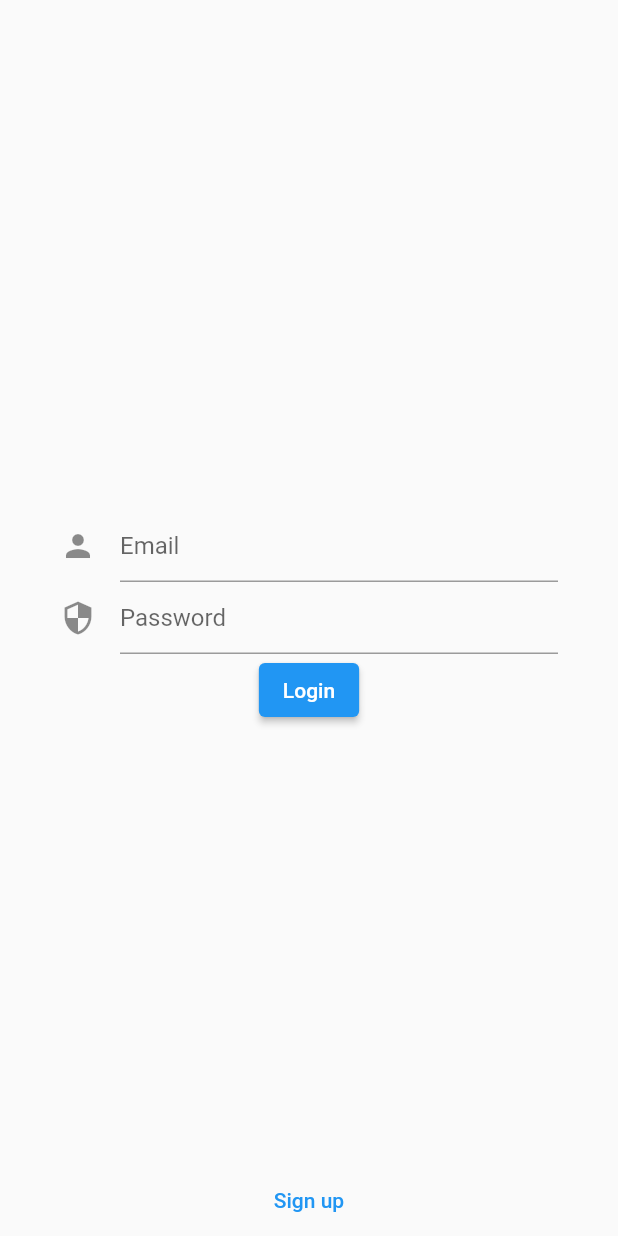
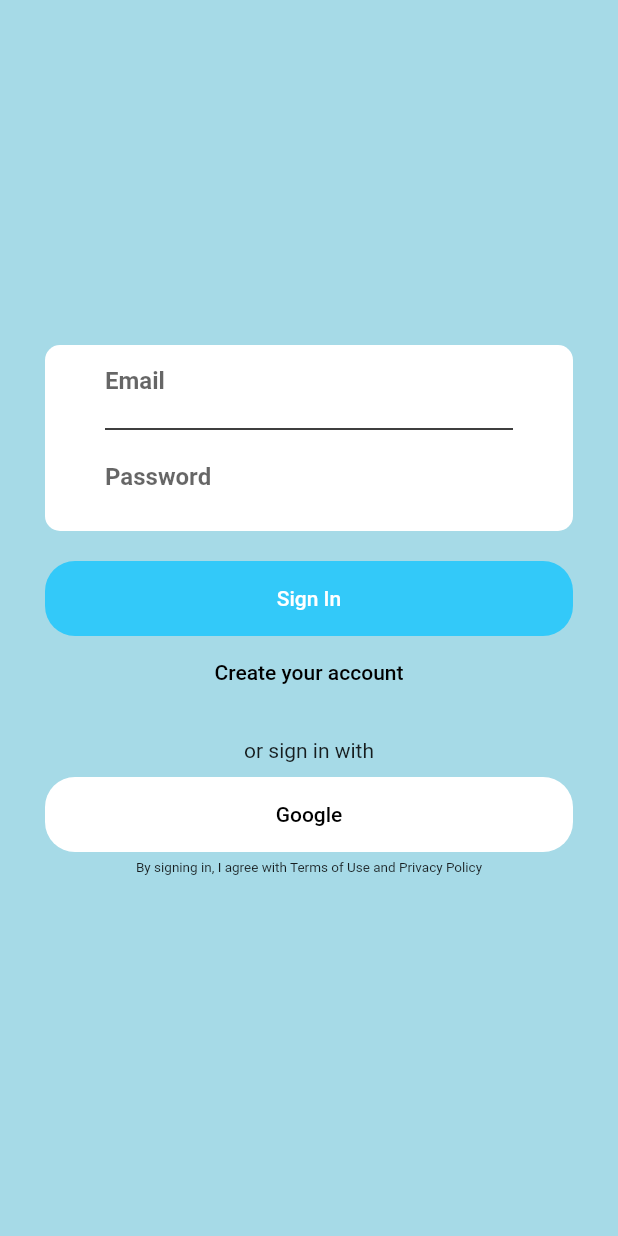
Before and after one commit to Sconguser/guestay, a Flutter app: the screen it shows after launch, on a phone screen of 412 x 824 dp. Run offline on Flutter 3.47's test engine with Material 2 defaults, Android fonts, the phone set to English and light mode, and no system bars; our stand-ins replace flutter_bloc.

```diff
--- a/lib/auth/login/views/login_view.dart
+++ b/lib/auth/login/views/login_view.dart
@@ -4,7 +4,10 @@ import 'package:guestay/auth/auth_repository.dart';
 import 'package:guestay/auth/form_submission_status.dart';
 import 'package:guestay/auth/login/login_event.dart';
 import 'package:flutter_bloc/flutter_bloc.dart';
+import 'package:guestay/shared/constants/background.dart';
+import 'package:guestay/shared/constants/colours.dart';
 
+import '../../../shared/divider.dart';
 import '../../auth_cubit.dart';
 import '../login_bloc.dart';
 import '../login_state.dart';
@@ -22,9 +25,29 @@ class LoginView extends StatelessWidget {
         create: (context) => LoginBloc(
             authRepository: context.read<AuthRepository>(),
             authCubit: context.read<AuthCubit>()),
-        child: Stack(
-            alignment: Alignment.bottomCenter,
-            children: [_loginForm(), _signUpButton(context)]),
+        child: Container(
+          padding: EdgeInsets.all(30),
+          decoration: loginBackGroundDecoration,
+          child: Column(
+            children: [
+              SizedBox(height: 200),
+              _loginForm(),
+              SizedBox(height: 20),
+              _loginButton(),
+              _signUpButton(context),
+              SizedBox(
+                height: 20,
+              ),
+              Text('or sign in with'),
+              SizedBox(height: 10),
+              _googleLogin(),
+              SizedBox(height: 5),
+              Text(
+                  'By signing in, I agree with Terms of Use and Privacy Policy',
+                  style: TextStyle(fontSize: 9))
+            ],
+          ),
+        ),
       ),
     );
   }
@@ -37,6 +60,10 @@ class LoginView extends StatelessWidget {
             _showSnackBar(context, formStatus.exception.toString());
           }
         },
+        child: ClipRRect(
+          borderRadius: BorderRadius.circular(10),
+          child: Container(
+            color: whiteBackground,
             child: Form(
               key: _formKey,
               child: Padding(
@@ -45,18 +72,23 @@ class LoginView extends StatelessWidget {
                     mainAxisAlignment: MainAxisAlignment.center,
                     children: [
                       _userEmailField(),
+                      textFieldDivider,
                       _passwordField(),
-                  _loginButton(),
+                      SizedBox(height: 12)
                     ],
                   )),
+            ),
+          ),
         ));
   }
 
   Widget _userEmailField() {
     return BlocBuilder<LoginBloc, LoginState>(builder: (context, state) {
       return TextFormField(
-        decoration:
-            const InputDecoration(icon: Icon(Icons.person), hintText: 'Email'),
+        decoration: const InputDecoration(
+            border: InputBorder.none,
+            hintText: 'Email',
+            hintStyle: TextStyle(fontWeight: FontWeight.bold)),
         validator: (value) => state.isValidUserEmail ? null : incorrectEmail,
         onChanged: (value) => context
             .read<LoginBloc>()
@@ -69,7 +101,10 @@ class LoginView extends StatelessWidget {
     return BlocBuilder<LoginBloc, LoginState>(builder: (context, state) {
       return TextFormField(
         decoration: const InputDecoration(
-            icon: Icon(Icons.security), hintText: 'Password'),
+          border: InputBorder.none,
+          hintText: 'Password',
+          hintStyle: TextStyle(fontWeight: FontWeight.bold),
+        ),
         validator: (value) => state.isValidPassword ? null : incorrectPassword,
         onChanged: (value) => context
             .read<LoginBloc>()
@@ -82,11 +117,44 @@ class LoginView extends StatelessWidget {
     return BlocBuilder<LoginBloc, LoginState>(builder: (context, state) {
       return state.formSubmissionStatus is FormSubmitting
           ? CircularProgressIndicator()
-          : ElevatedButton(
+          : ClipRRect(
+              borderRadius: BorderRadius.circular(20),
+              child: SizedBox(
+                width: 400,
+                height: 50,
+                child: ElevatedButton(
+                    style: ElevatedButton.styleFrom(
+                        primary: primaryColor, elevation: 0),
                     onPressed: () {
                       _loginButtonPressed(context);
                     },
-              child: Text('Login'));
+                    child: Text('Sign In')),
+              ),
+            );
+    });
+  }
+
+  Widget _googleLogin() {
+    return BlocBuilder<LoginBloc, LoginState>(builder: (context, state) {
+      return state.formSubmissionStatus is FormSubmitting
+          ? CircularProgressIndicator()
+          : ClipRRect(
+              borderRadius: BorderRadius.circular(20),
+              child: SizedBox(
+                width: 400,
+                height: 50,
+                child: ElevatedButton(
+                    style: ElevatedButton.styleFrom(
+                        primary: whiteBackground, elevation: 0),
+                    onPressed: () {
+                      _loginButtonPressed(context);
+                    },
+                    child: Text(
+                      'Google',
+                      style: TextStyle(color: Colors.black),
+                    )),
+              ),
+            );
     });
   }
 
@@ -97,15 +165,17 @@ class LoginView extends StatelessWidget {
   }
 
   Widget _signUpButton(BuildContext context) {
-    return SafeArea(
-        child: TextButton(
-      child: Text('Sign up'),
+    return TextButton(
+      child: Text(
+        'Create your account',
+        style: TextStyle(color: Colors.black),
+      ),
       onPressed: () => context
           .read<AuthCubit>()
           .showSignUp(user: context.read<AuthRepository>().user),
 
       /// smelly
-    ));
+    );
   }
 
   void _showSnackBar(BuildContext context, String message) {
--- a/lib/shared/constants/background.dart
+++ b/lib/shared/constants/background.dart
@@ -13,7 +13,8 @@ const BoxDecoration backgroundDecoration = BoxDecoration(
     ],
   ),
 );
-
+const BoxDecoration loginBackGroundDecoration =
+    BoxDecoration(color: gradientSecondaryColorTest);
 const Color primaryColorTest = Color(0xFF33C9F9);
 const Color gradientPrimaryColorTest = Color(0xFF33C9F9);
 const Color gradientMiddleColorTest = Color(0xFF39C9F3);
--- /dev/null
+++ b/lib/shared/divider.dart
@@ -0,0 +1,6 @@
+import 'package:flutter/material.dart';
+
+Divider textFieldDivider = Divider(
+  color: Colors.black,
+  thickness: 1,
+);
```
Also changed, not shown: lib/auth/sign_up/views/sign_up_view.dart (+66 -17 lines). Lines whose indentation alone changed are shown as unchanged.
